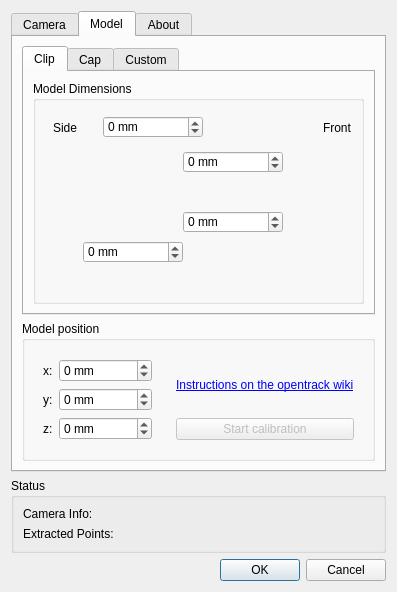
Above: FTNoIR_WII_PT_Controls.ui from cpuwolf/tracker-wii-pt before the change. Below: the same form after it.
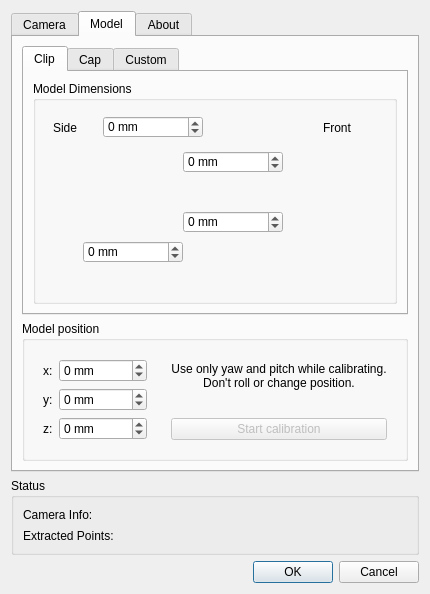
That is the form after the change. The open tabs and pages were chosen to show the change. Icons and pictures are not drawn.

Commit message: rebase to opentrack v2.3.9

Diff of the .ui file:
```diff
--- a/FTNoIR_WII_PT_Controls.ui
+++ b/FTNoIR_WII_PT_Controls.ui
@@ -10,7 +10,7 @@
     <x>0</x>
     <y>0</y>
     <width>424</width>
-    <height>584</height>
+    <height>588</height>
    </rect>
   </property>
   <property name="sizePolicy">
@@ -1061,9 +1061,32 @@
              <item>
               <widget class="QLabel" name="label_59">
                <property name="text">
-                <string>&lt;html&gt;&lt;head/&gt;&lt;body&gt;&lt;p&gt;&lt;a href=&quot;https://github.com/opentrack/opentrack/wiki/model-calibration-for-PT-and-Aruco-trackers&quot;&gt;&lt;span style=&quot; text-decoration: underline; color:#0000ff;&quot;&gt;Instructions on the opentrack wiki&lt;/span&gt;&lt;/a&gt;&lt;/p&gt;&lt;/body&gt;&lt;/html&gt;</string>
+                <string>Use only yaw and pitch while calibrating.
+Don't roll or change position.</string>
+               </property>
+               <property name="alignment">
+                <set>Qt::AlignCenter</set>
+               </property>
+               <property name="wordWrap">
+                <bool>true</bool>
                </property>
                <property name="openExternalLinks">
+                <bool>false</bool>
+               </property>
+              </widget>
+             </item>
+             <item>
+              <widget class="QLabel" name="sample_count_display">
+               <property name="sizePolicy">
+                <sizepolicy hsizetype="Minimum" vsizetype="Maximum">
+                 <horstretch>0</horstretch>
+                 <verstretch>0</verstretch>
+                </sizepolicy>
+               </property>
+               <property name="text">
+                <string/>
+               </property>
+               <property name="wordWrap">
                 <bool>true</bool>
                </property>
               </widget>
@@ -1124,7 +1147,7 @@
      </widget>
     </widget>
    </item>
-   <item row="2" column="0">
+   <item row="2" column="0" alignment="Qt::AlignVCenter">
     <widget class="QGroupBox" name="groupBox_5">
      <property name="sizePolicy">
       <sizepolicy hsizetype="Preferred" vsizetype="Maximum">
@@ -1152,10 +1175,16 @@
       </item>
       <item row="1" column="1">
        <widget class="QLabel" name="pointinfo_label">
+        <property name="sizePolicy">
+         <sizepolicy hsizetype="Fixed" vsizetype="Fixed">
+          <horstretch>0</horstretch>
+          <verstretch>0</verstretch>
+         </sizepolicy>
+        </property>
         <property name="minimumSize">
          <size>
-          <width>50</width>
-          <height>0</height>
+          <width>120</width>
+          <height>15</height>
          </size>
         </property>
         <property name="text">
@@ -1166,7 +1195,7 @@
       <item row="0" column="1">
        <widget class="QLabel" name="caminfo_label">
         <property name="sizePolicy">
-         <sizepolicy hsizetype="Preferred" vsizetype="Preferred">
+         <sizepolicy hsizetype="Fixed" vsizetype="Fixed">
           <horstretch>0</horstretch>
           <verstretch>0</verstretch>
          </sizepolicy>
@@ -1174,7 +1203,7 @@
         <property name="minimumSize">
          <size>
           <width>120</width>
-          <height>0</height>
+          <height>15</height>
          </size>
         </property>
         <property name="text">
```
Left out of the diff: 89 changed lines with no effect on the pictures. The commit also changes 21 other files.
